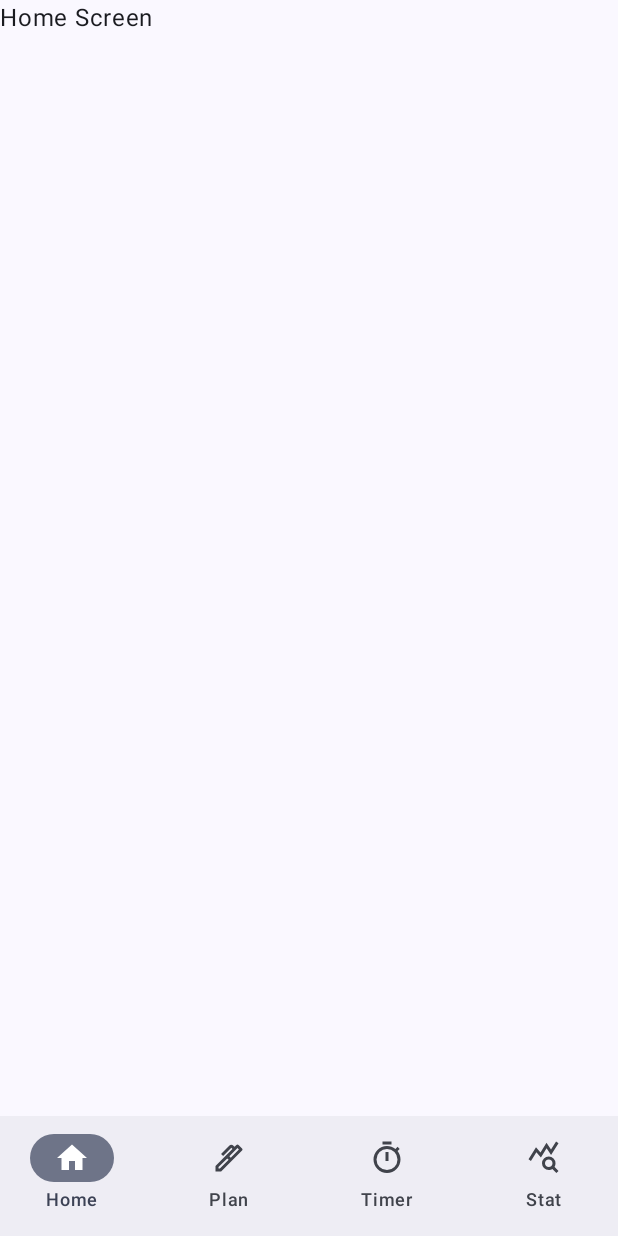
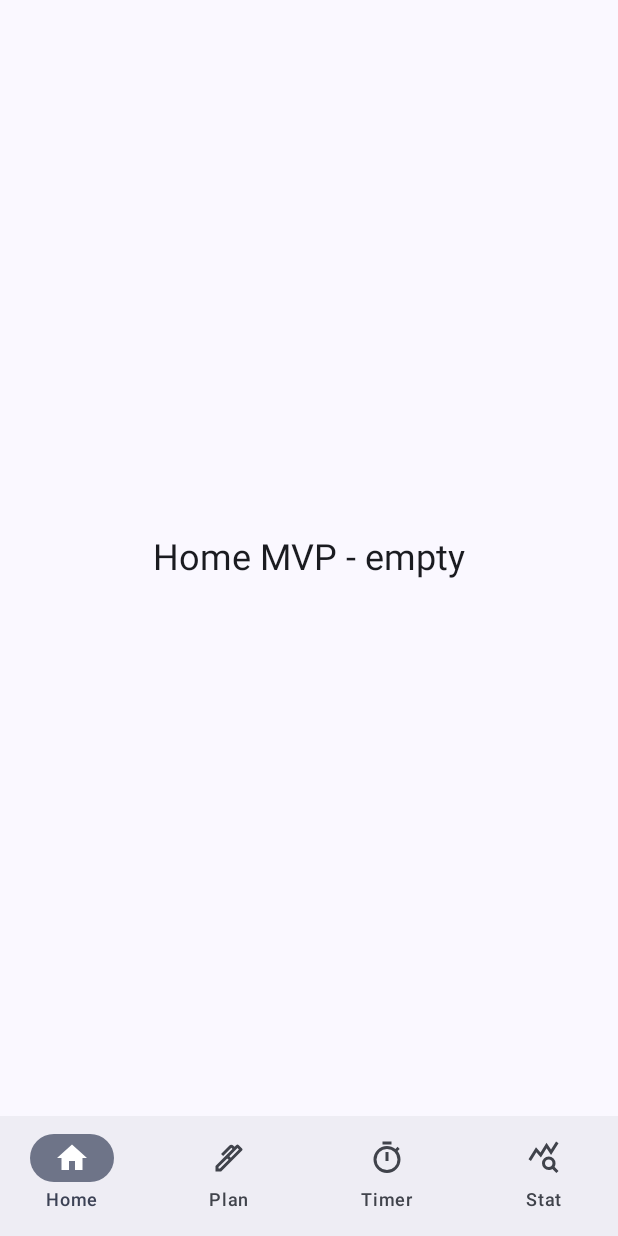
Before and after one commit to nahyeongjin1/studify, an Android app built with Jetpack Compose: the HomeRoute screen opened through its navigation route, on a phone screen of 412 x 824 dp. Run offline under Robolectric (Android 15) with nearby library versions, the phone set to English and light mode, and no system bars; our stand-ins replace Dagger/Hilt's generated code, Firebase (no records; nobody signed in at launch, a user with empty details on screens opened directly).

Commit message:
feat(home): add Home skeleton & hook nav

```diff
--- /dev/null
+++ b/app/src/main/java/com/example/studify/presentation/home/HomeRoute.kt
@@ -0,0 +1,9 @@
+package com.example.studify.presentation.home
+
+import androidx.compose.runtime.Composable
+import androidx.navigation.NavHostController
+
+@Composable
+fun HomeRoute(navController: NavHostController) {
+    HomeScreen()
+}
--- /dev/null
+++ b/app/src/main/java/com/example/studify/presentation/home/HomeScreen.kt
@@ -0,0 +1,23 @@
+package com.example.studify.presentation.home
+
+import androidx.compose.foundation.background
+import androidx.compose.foundation.layout.Box
+import androidx.compose.foundation.layout.fillMaxSize
+import androidx.compose.material3.MaterialTheme
+import androidx.compose.material3.Text
+import androidx.compose.runtime.Composable
+import androidx.compose.ui.Alignment
+import androidx.compose.ui.Modifier
+
+@Composable
+fun HomeScreen(modifier: Modifier = Modifier) {
+    Box(
+        modifier =
+            Modifier
+                .fillMaxSize()
+                .background(MaterialTheme.colorScheme.background),
+        contentAlignment = Alignment.Center,
+    ) {
+        Text("Home MVP - empty", style = MaterialTheme.typography.headlineSmall)
+    }
+}
--- a/app/src/main/java/com/example/studify/presentation/navigation/StudifyNavGraph.kt
+++ b/app/src/main/java/com/example/studify/presentation/navigation/StudifyNavGraph.kt
@@ -7,6 +7,7 @@ import androidx.hilt.navigation.compose.hiltViewModel
 import androidx.navigation.NavHostController
 import androidx.navigation.compose.NavHost
 import androidx.navigation.compose.composable
+import com.example.studify.presentation.home.HomeRoute
 import com.example.studify.presentation.login.CalendarSyncScreen
 import com.example.studify.presentation.login.LoginScreen
 import com.example.studify.presentation.onboarding.OnboardingScreen
@@ -46,7 +47,7 @@ fun StudifyNavGraph(
             CalendarSyncScreen(navController)
         }
         composable(route = Screen.Home.route) {
-            Text("Home Screen")
+            HomeRoute(navController)
         }
         composable(route = Screen.Plan.route) {
             PlanScreen(navController)
```
